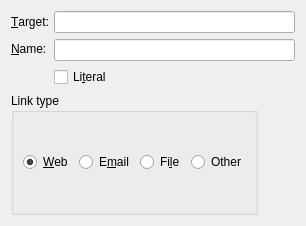
cburschka/lyx, file src/frontends/qt/ui/HyperlinkUi.ui: the form before one commit.
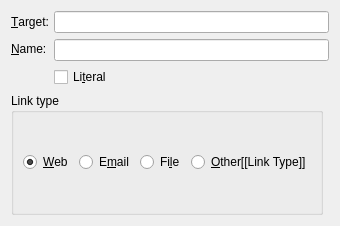
The form after the commit.

```diff
--- a/src/frontends/qt/ui/HyperlinkUi.ui
+++ b/src/frontends/qt/ui/HyperlinkUi.ui
@@ -6,7 +6,7 @@
    <rect>
     <x>0</x>
     <y>0</y>
-    <width>306</width>
+    <width>319</width>
     <height>226</height>
    </rect>
   </property>
@@ -163,7 +163,7 @@
       <item>
        <widget class="QRadioButton" name="noneRB">
         <property name="text">
-         <string>Other</string>
+         <string>&amp;Other[[Link Type]]</string>
         </property>
        </widget>
       </item>
```
Left out of the diff: 5 changed lines with no effect on the pictures.
